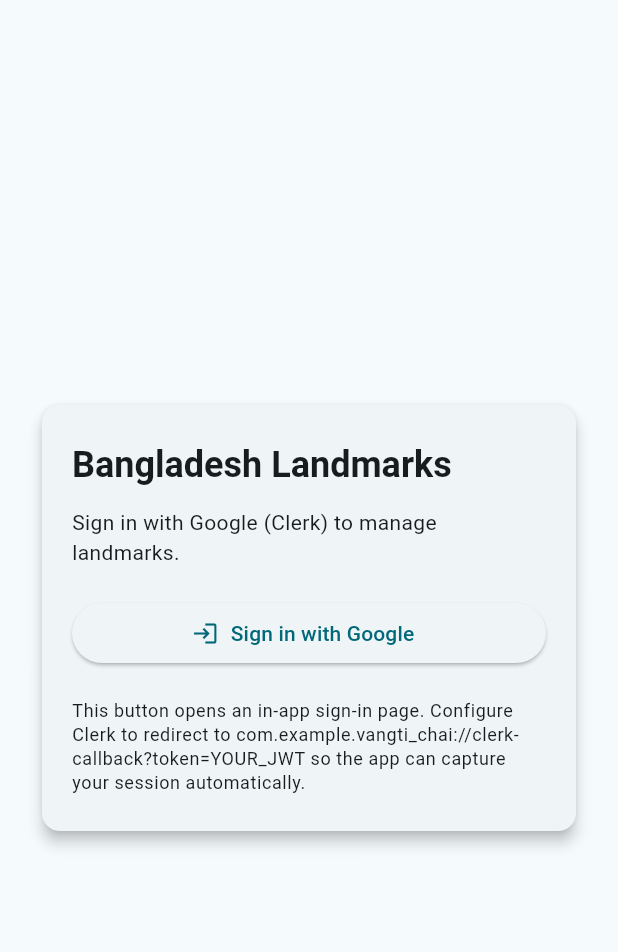
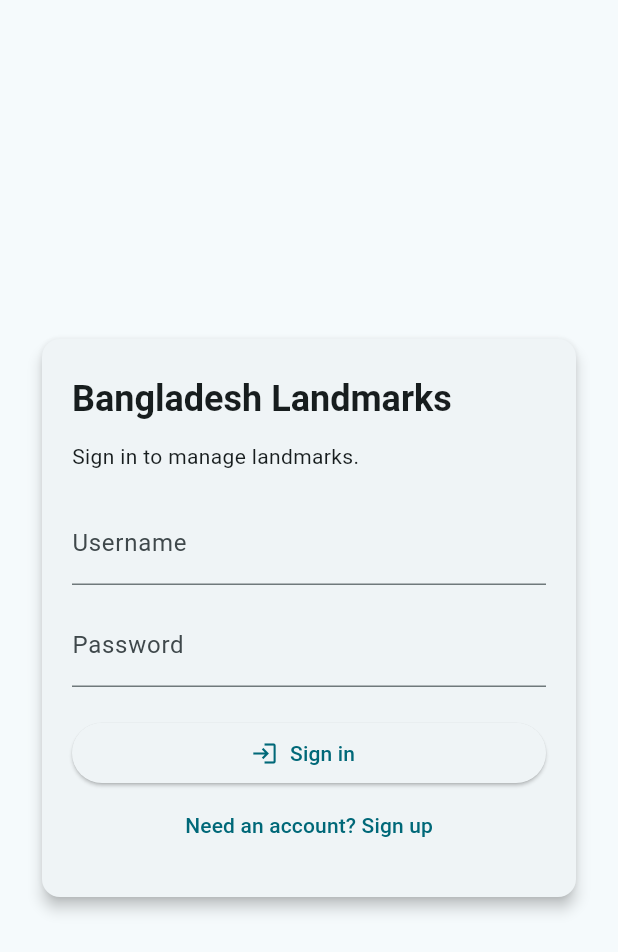
Before and after one commit to theHasanMahmud/Bangladesh-Landmark-Management-Mobile-App, a Flutter app: the LoginScreen screen opened directly, on a phone screen of 412 x 824 dp. Shown: the top 952 px of the screen. Run offline on Flutter 3.47's test engine with Material 3 defaults, Android fonts, the phone set to English and light mode, and no system bars; our stand-ins replace cached_network_image, flutter_map, geolocator, image_picker, latlong2, shared_preferences and 2 more; missing offline and left inert: flutter_map_marker_cluster, webview_flutter_android; accounts and stored records are empty; statements that could not run were skipped.

Commit message:
feat(auth): replace Clerk with simple username/password login

```diff
--- a/lib/screens/login_screen.dart
+++ b/lib/screens/login_screen.dart
@@ -1,10 +1,6 @@
 import 'package:flutter/material.dart';
-import 'package:flutter/services.dart';
-import 'package:url_launcher/url_launcher.dart';
 
-import '../config/clerk_config.dart';
 import '../services/auth_service.dart';
-import 'clerk_webview_screen.dart';
 
 class LoginScreen extends StatefulWidget {
   const LoginScreen({super.key});
@@ -14,27 +10,33 @@ class LoginScreen extends StatefulWidget {
 }
 
 class _LoginScreenState extends State<LoginScreen> {
-  final _tokenCtl = TextEditingController();
-  late final TextEditingController _urlCtl;
+  final _userCtl = TextEditingController();
+  final _passCtl = TextEditingController();
   bool _loading = false;
+  bool _isSignUp = false;
   String? _error;
 
   @override
   void dispose() {
-    _tokenCtl.dispose();
-    _urlCtl.dispose();
+    _userCtl.dispose();
+    _passCtl.dispose();
     super.dispose();
   }
 
-  @override
-  void initState() {
-    super.initState();
-    _urlCtl = TextEditingController(text: ClerkConfig.defaultSignInUrl);
+  Future<void> _submit() async {
+    if (_userCtl.text.trim().isEmpty || _passCtl.text.isEmpty) {
+      setState(() => _error = 'Username and password required');
+      return;
     }
-
-  Future<void> _openClerkHosted() async {
-    // Prefer in-app webview to capture callback token.
-    await Navigator.of(context).push(MaterialPageRoute(builder: (_) => const ClerkWebViewScreen()));
+    setState(() {
+      _loading = true;
+      _error = null;
+    });
+    // Mock auth: generate a token from credentials.
+    await AuthService().setExternalToken('${_userCtl.text.trim()}-${_passCtl.text}');
+    if (!mounted) return;
+    ScaffoldMessenger.of(context).showSnackBar(SnackBar(content: Text(_isSignUp ? 'Account created' : 'Signed in')));
+    setState(() => _loading = false);
   }
 
   @override
@@ -56,17 +58,29 @@ class _LoginScreenState extends State<LoginScreen> {
                   children: [
                     Text('Bangladesh Landmarks', style: theme.textTheme.headlineSmall?.copyWith(fontWeight: FontWeight.bold)),
                     const SizedBox(height: 12),
-                     Text('Sign in with Google (Clerk) to manage landmarks.', style: theme.textTheme.bodyMedium),
+                    Text(_isSignUp ? 'Create an account to manage landmarks.' : 'Sign in to manage landmarks.', style: theme.textTheme.bodyMedium),
+                    const SizedBox(height: 20),
+                    TextField(
+                      controller: _userCtl,
+                      decoration: const InputDecoration(labelText: 'Username'),
+                    ),
+                    const SizedBox(height: 12),
+                    TextField(
+                      controller: _passCtl,
+                      obscureText: true,
+                      decoration: const InputDecoration(labelText: 'Password'),
+                    ),
+                    if (_error != null) Padding(padding: const EdgeInsets.only(top: 8), child: Text(_error!, style: const TextStyle(color: Colors.red))),
                     const SizedBox(height: 20),
                     ElevatedButton.icon(
-                       onPressed: _loading ? null : _openClerkHosted,
-                       icon: const Icon(Icons.login),
-                       label: const Text('Sign in with Google'),
+                      onPressed: _loading ? null : _submit,
+                      icon: _loading ? const SizedBox(width: 16, height: 16, child: CircularProgressIndicator(strokeWidth: 2)) : const Icon(Icons.login),
+                      label: Text(_isSignUp ? 'Sign up' : 'Sign in'),
                     ),
-                     const SizedBox(height: 8),
-                     const SizedBox(height: 12),
-                     Text('This button opens an in-app sign-in page. Configure Clerk to redirect to com.example.vangti_chai://clerk-callback?token=YOUR_JWT so the app can capture your session automatically.', style: theme.textTheme.bodySmall),
-                     if (_error != null) Padding(padding: const EdgeInsets.only(top: 8), child: Text(_error!, style: const TextStyle(color: Colors.red))),
+                    TextButton(
+                      onPressed: _loading ? null : () => setState(() => _isSignUp = !_isSignUp),
+                      child: Text(_isSignUp ? 'Have an account? Sign in' : 'Need an account? Sign up'),
+                    ),
                   ],
                 ),
               ),
--- a/pubspec.yaml
+++ b/pubspec.yaml
@@ -23,8 +23,6 @@ dependencies:
   flutter_map_marker_cluster: ^1.0.0
   geolocator: ^10.1.0
   shared_preferences: ^2.2.2
-  url_launcher: ^6.2.5
-  webview_flutter: ^4.7.0
 
 dev_dependencies:
   flutter_test:
```
Also changed, not shown: 2 other files. Lines whose indentation alone changed are shown as unchanged.
